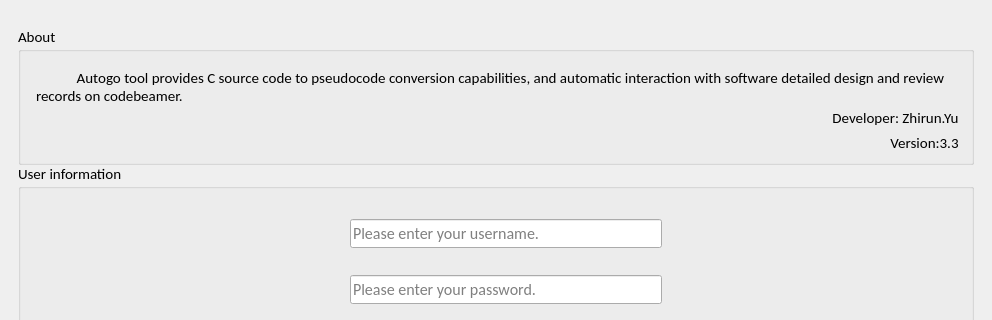
This is Autogo_ui.ui in YUZHIRUN/Autogo as Qt 5 draws it before an edit; both pictures show x 0 to 992 and y 0 to 320 of the 992 by 616 pixel window. The edited form follows.
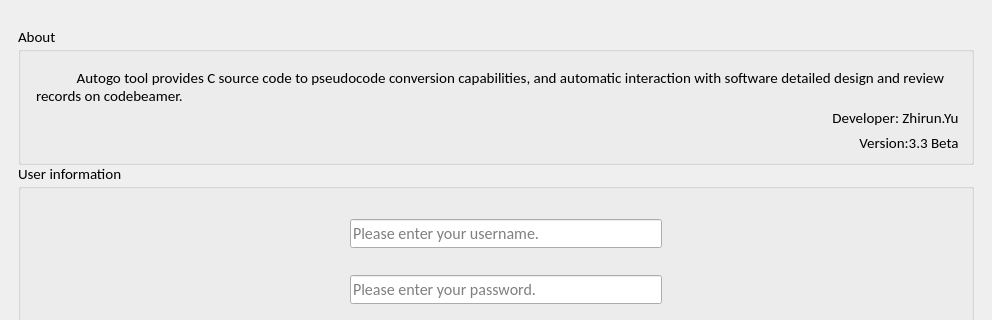
This is the edited form. Icons and pictures are not drawn.

```diff
--- a/Autogo_ui.ui
+++ b/Autogo_ui.ui
@@ -151,7 +151,7 @@
                 </font>
                </property>
                <property name="text">
-                <string>Version:3.3 </string>
+                <string>Version:3.3 Beta </string>
                </property>
                <property name="alignment">
                 <set>Qt::AlignRight|Qt::AlignTrailing|Qt::AlignVCenter</set>
```
